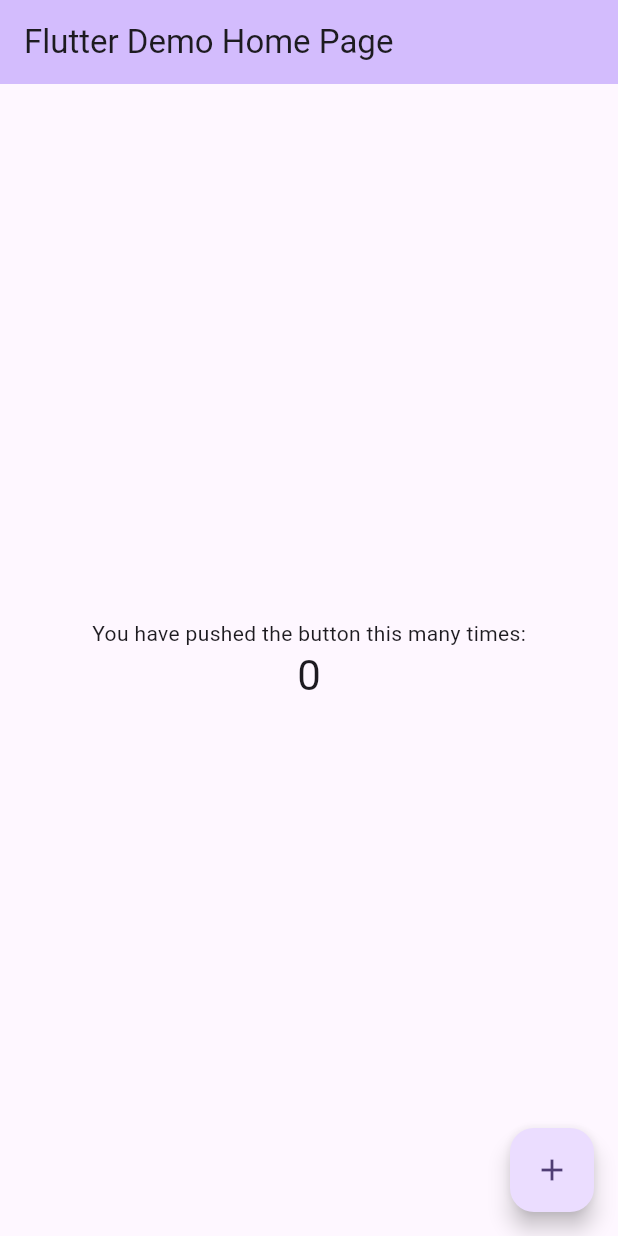
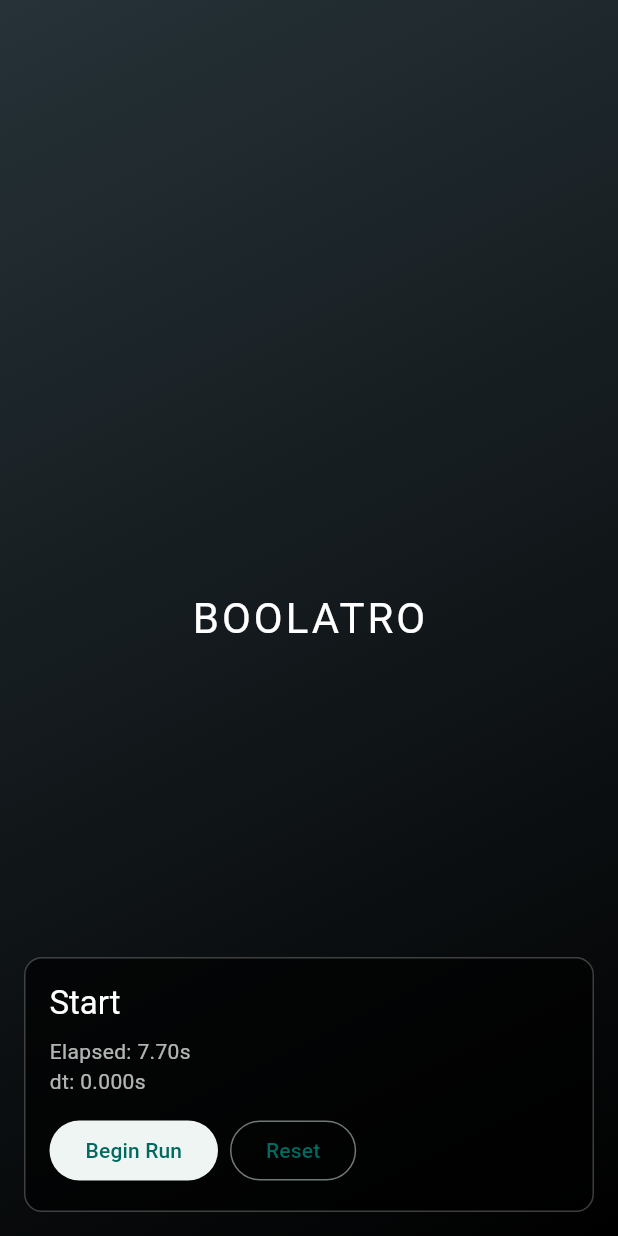
Before and after one commit to lilzcyyds-alt/boolatro, a Flutter app: the screen it shows after launch, on a phone screen of 412 x 824 dp. Run offline on Flutter 3.47's test engine with Material 3 defaults, Android fonts, the phone set to English and light mode, and no system bars.

Commit message:
Phase 1: RunState + GameScreen loop

```diff
--- a/lib/main.dart
+++ b/lib/main.dart
@@ -1,122 +1,23 @@
 import 'package:flutter/material.dart';
 
+import 'screens/game_screen.dart';
+
 void main() {
-  runApp(const MyApp());
+  runApp(const BoolatroApp());
 }
 
-class MyApp extends StatelessWidget {
-  const MyApp({super.key});
+class BoolatroApp extends StatelessWidget {
+  const BoolatroApp({super.key});
 
-  // This widget is the root of your application.
   @override
   Widget build(BuildContext context) {
     return MaterialApp(
-      title: 'Flutter Demo',
+      title: 'Boolatro',
       theme: ThemeData(
-        // This is the theme of your application.
-        //
-        // TRY THIS: Try running your application with "flutter run". You'll see
-        // the application has a purple toolbar. Then, without quitting the app,
-        // try changing the seedColor in the colorScheme below to Colors.green
-        // and then invoke "hot reload" (save your changes or press the "hot
-        // reload" button in a Flutter-supported IDE, or press "r" if you used
-        // the command line to start the app).
-        //
-        // Notice that the counter didn't reset back to zero; the application
-        // state is not lost during the reload. To reset the state, use hot
-        // restart instead.
-        //
-        // This works for code too, not just values: Most code changes can be
-        // tested with just a hot reload.
-        colorScheme: .fromSeed(seedColor: Colors.deepPurple),
+        colorScheme: ColorScheme.fromSeed(seedColor: Colors.teal),
+        useMaterial3: true,
       ),
-      home: const MyHomePage(title: 'Flutter Demo Home Page'),
+      home: const GameScreen(),
     );
   }
 }
-
-class MyHomePage extends StatefulWidget {
-  const MyHomePage({super.key, required this.title});
-
-  // This widget is the home page of your application. It is stateful, meaning
-  // that it has a State object (defined below) that contains fields that affect
-  // how it looks.
-
-  // This class is the configuration for the state. It holds the values (in this
-  // case the title) provided by the parent (in this case the App widget) and
-  // used by the build method of the State. Fields in a Widget subclass are
-  // always marked "final".
-
-  final String title;
-
-  @override
-  State<MyHomePage> createState() => _MyHomePageState();
-}
-
-class _MyHomePageState extends State<MyHomePage> {
-  int _counter = 0;
-
-  void _incrementCounter() {
-    setState(() {
-      // This call to setState tells the Flutter framework that something has
-      // changed in this State, which causes it to rerun the build method below
-      // so that the display can reflect the updated values. If we changed
-      // _counter without calling setState(), then the build method would not be
-      // called again, and so nothing would appear to happen.
-      _counter++;
-    });
-  }
-
-  @override
-  Widget build(BuildContext context) {
-    // This method is rerun every time setState is called, for instance as done
-    // by the _incrementCounter method above.
-    //
-    // The Flutter framework has been optimized to make rerunning build methods
-    // fast, so that you can just rebuild anything that needs updating rather
-    // than having to individually change instances of widgets.
-    return Scaffold(
-      appBar: AppBar(
-        // TRY THIS: Try changing the color here to a specific color (to
-        // Colors.amber, perhaps?) and trigger a hot reload to see the AppBar
-        // change color while the other colors stay the same.
-        backgroundColor: Theme.of(context).colorScheme.inversePrimary,
-        // Here we take the value from the MyHomePage object that was created by
-        // the App.build method, and use it to set our appbar title.
-        title: Text(widget.title),
-      ),
-      body: Center(
-        // Center is a layout widget. It takes a single child and positions it
-        // in the middle of the parent.
-        child: Column(
-          // Column is also a layout widget. It takes a list of children and
-          // arranges them vertically. By default, it sizes itself to fit its
-          // children horizontally, and tries to be as tall as its parent.
-          //
-          // Column has various properties to control how it sizes itself and
-          // how it positions its children. Here we use mainAxisAlignment to
-          // center the children vertically; the main axis here is the vertical
-          // axis because Columns are vertical (the cross axis would be
-          // horizontal).
-          //
-          // TRY THIS: Invoke "debug painting" (choose the "Toggle Debug Paint"
-          // action in the IDE, or press "p" in the console), to see the
-          // wireframe for each widget.
-          mainAxisAlignment: .center,
-          children: [
-            const Text('You have pushed the button this many times:'),
-            Text(
-              '$_counter',
-              style: Theme.of(context).textTheme.headlineMedium,
-            ),
-          ],
-        ),
-      ),
-      floatingActionButton: FloatingActionButton(
-        onPressed: _incrementCounter,
-        tooltip: 'Increment',
-        child: const Icon(Icons.add),
-      ),
-    );
-  }
-}
--- /dev/null
+++ b/lib/screens/game_screen.dart
@@ -0,0 +1,193 @@
+import 'package:flutter/material.dart';
+import 'package:flutter/scheduler.dart';
+
+import '../state/run_state.dart';
+
+class GameScreen extends StatefulWidget {
+  const GameScreen({super.key});
+
+  @override
+  State<GameScreen> createState() => _GameScreenState();
+}
+
+class _GameScreenState extends State<GameScreen>
+    with SingleTickerProviderStateMixin {
+  late final RunState _runState;
+  late final Ticker _ticker;
+  Duration _lastTick = Duration.zero;
+
+  @override
+  void initState() {
+    super.initState();
+    _runState = RunState();
+    _ticker = createTicker(_onTick)..start();
+  }
+
+  void _onTick(Duration elapsed) {
+    final Duration delta = _lastTick == Duration.zero
+        ? Duration.zero
+        : elapsed - _lastTick;
+    _lastTick = elapsed;
+    final double dtSeconds = delta.inMicroseconds / 1000000;
+    _runState.tick(dtSeconds);
+  }
+
+  @override
+  void dispose() {
+    _ticker.dispose();
+    _runState.dispose();
+    super.dispose();
+  }
+
+  @override
+  Widget build(BuildContext context) {
+    return Scaffold(
+      backgroundColor: const Color(0xFF101010),
+      body: SafeArea(
+        child: AnimatedBuilder(
+          animation: _runState,
+          builder: (context, child) {
+            return Stack(
+              children: [
+                Positioned.fill(
+                  child: DecoratedBox(
+                    decoration: BoxDecoration(
+                      gradient: LinearGradient(
+                        colors: [
+                          Colors.blueGrey.shade900,
+                          Colors.black,
+                        ],
+                        begin: Alignment.topLeft,
+                        end: Alignment.bottomRight,
+                      ),
+                    ),
+                    child: Center(
+                      child: Text(
+                        'BOOLATRO',
+                        style: Theme.of(context)
+                            .textTheme
+                            .headlineMedium
+                            ?.copyWith(
+                              color: Colors.white,
+                              letterSpacing: 2,
+                            ),
+                      ),
+                    ),
+                  ),
+                ),
+                _PhaseOverlay(
+                  phase: _runState.phase,
+                  elapsedSeconds: _runState.elapsedSeconds,
+                  lastDtSeconds: _runState.lastDtSeconds,
+                  onAdvance: _runState.advancePhase,
+                  onReset: _runState.reset,
+                ),
+              ],
+            );
+          },
+        ),
+      ),
+    );
+  }
+}
+
+class _PhaseOverlay extends StatelessWidget {
+  const _PhaseOverlay({
+    required this.phase,
+    required this.elapsedSeconds,
+    required this.lastDtSeconds,
+    required this.onAdvance,
+    required this.onReset,
+  });
+
+  final GamePhase phase;
+  final double elapsedSeconds;
+  final double lastDtSeconds;
+  final VoidCallback onAdvance;
+  final VoidCallback onReset;
+
+  @override
+  Widget build(BuildContext context) {
+    final String title = _phaseTitle(phase);
+    final String action = _phaseActionLabel(phase);
+
+    return Align(
+      alignment: Alignment.bottomCenter,
+      child: Container(
+        margin: const EdgeInsets.all(16),
+        padding: const EdgeInsets.all(16),
+        decoration: BoxDecoration(
+          color: Colors.black.withOpacity(0.7),
+          borderRadius: BorderRadius.circular(12),
+          border: Border.all(color: Colors.white24),
+        ),
+        child: Column(
+          mainAxisSize: MainAxisSize.min,
+          crossAxisAlignment: CrossAxisAlignment.start,
+          children: [
+            Text(
+              title,
+              style: Theme.of(context)
+                  .textTheme
+                  .titleLarge
+                  ?.copyWith(color: Colors.white),
+            ),
+            const SizedBox(height: 8),
+            Text(
+              'Elapsed: ${elapsedSeconds.toStringAsFixed(2)}s',
+              style: const TextStyle(color: Colors.white70),
+            ),
+            Text(
+              'dt: ${lastDtSeconds.toStringAsFixed(3)}s',
+              style: const TextStyle(color: Colors.white70),
+            ),
+            const SizedBox(height: 12),
+            Row(
+              children: [
+                ElevatedButton(
+                  onPressed: onAdvance,
+                  child: Text(action),
+                ),
+                const SizedBox(width: 8),
+                OutlinedButton(
+                  onPressed: onReset,
+                  child: const Text('Reset'),
+                ),
+              ],
+            ),
+          ],
+        ),
+      ),
+    );
+  }
+
+  String _phaseTitle(GamePhase phase) {
+    switch (phase) {
+      case GamePhase.start:
+        return 'Start';
+      case GamePhase.selectBlind:
+        return 'Select Blind';
+      case GamePhase.proof:
+        return 'Proof';
+      case GamePhase.cashout:
+        return 'Cashout';
+      case GamePhase.shop:
+        return 'Shop';
+    }
+  }
+
+  String _phaseActionLabel(GamePhase phase) {
+    switch (phase) {
+      case GamePhase.start:
+        return 'Begin Run';
+      case GamePhase.selectBlind:
+        return 'Lock Blind';
+      case GamePhase.proof:
+        return 'Resolve Proof';
+      case GamePhase.cashout:
+        return 'Cash Out';
+      case GamePhase.shop:
+        return 'Back to Blinds';
+    }
+  }
+}
--- /dev/null
+++ b/lib/state/run_state.dart
@@ -0,0 +1,52 @@
+import 'package:flutter/foundation.dart';
+
+enum GamePhase {
+  start,
+  selectBlind,
+  proof,
+  cashout,
+  shop,
+}
+
+class RunState extends ChangeNotifier {
+  GamePhase _phase = GamePhase.start;
+  double _elapsedSeconds = 0;
+  double _lastDtSeconds = 0;
+
+  GamePhase get phase => _phase;
+  double get elapsedSeconds => _elapsedSeconds;
+  double get lastDtSeconds => _lastDtSeconds;
+
+  void tick(double dtSeconds) {
+    _lastDtSeconds = dtSeconds;
+    _elapsedSeconds += dtSeconds;
+    notifyListeners();
+  }
+
+  void advancePhase() {
+    _phase = _nextPhase(_phase);
+    notifyListeners();
+  }
+
+  void reset() {
+    _phase = GamePhase.start;
+    _elapsedSeconds = 0;
+    _lastDtSeconds = 0;
+    notifyListeners();
+  }
+
+  GamePhase _nextPhase(GamePhase phase) {
+    switch (phase) {
+      case GamePhase.start:
+        return GamePhase.selectBlind;
+      case GamePhase.selectBlind:
+        return GamePhase.proof;
+      case GamePhase.proof:
+        return GamePhase.cashout;
+      case GamePhase.cashout:
+        return GamePhase.shop;
+      case GamePhase.shop:
+        return GamePhase.selectBlind;
+    }
+  }
+}
```
Also changed, not shown: 2 other files.
